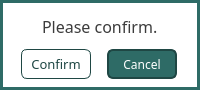
This is ui/confirm_dialog.ui in karlito20/AdoraFlowProject as Qt 5 draws it before an edit. The edited form follows.
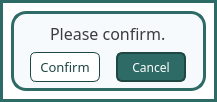
This is the edited form.

Patch:
```diff
--- a/ui/confirm_dialog.ui
+++ b/ui/confirm_dialog.ui
@@ -9,8 +9,8 @@
    <rect>
     <x>0</x>
     <y>0</y>
-    <width>200</width>
-    <height>90</height>
+    <width>217</width>
+    <height>102</height>
    </rect>
   </property>
   <property name="palette">
@@ -494,7 +494,17 @@
    <bool>true</bool>
   </property>
   <layout class="QVBoxLayout" name="verticalLayout">
-   <item alignment="Qt::AlignmentFlag::AlignHCenter|Qt::AlignmentFlag::AlignVCenter">
+   <item>
+    <widget class="QWidget" name="container" native="true">
+     <property name="styleSheet">
+      <string notr="true">#container {
+	border: 3px solid #2E6B66;
+	background: #F7FAFC;
+	border-radius: 15px;
+}	</string>
+     </property>
+     <layout class="QVBoxLayout" name="verticalLayout_2">
+      <item alignment="Qt::AlignmentFlag::AlignHCenter">
     <widget class="QLabel" name="header_label">
      <property name="font">
       <font>
@@ -606,6 +616,9 @@
       </widget>
      </item>
     </layout>
+      </item>
+     </layout>
+    </widget>
    </item>
   </layout>
  </widget>
```
Lines whose indentation alone changed are shown as unchanged.
